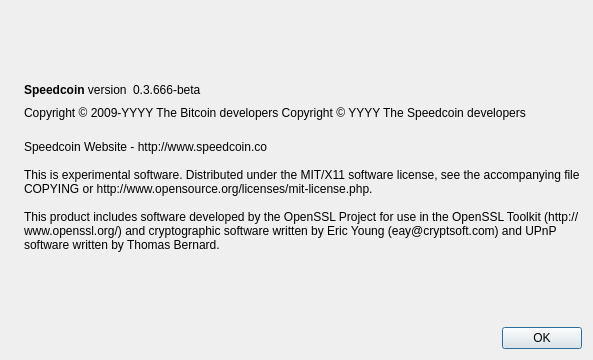
The window that src/qt/forms/aboutdialog.ui (spdcoin/Speedcoin) describes before a commit, drawn with Qt 5.
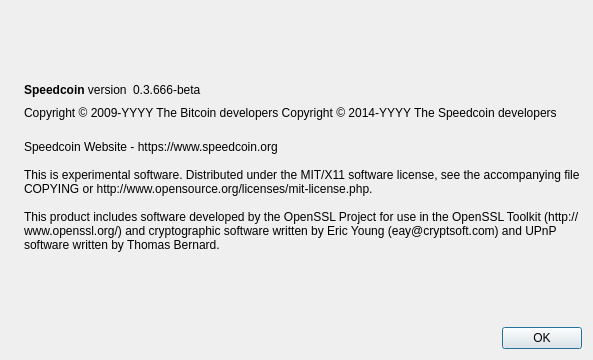
The same window after the commit. Icons and pictures are not drawn.

Diff of the .ui file:
```diff
--- a/src/qt/forms/aboutdialog.ui
+++ b/src/qt/forms/aboutdialog.ui
@@ -92,7 +92,7 @@
        </property>
        <property name="text">
         <string notr="true">Copyright &amp;copy; 2009-YYYY The Bitcoin developers
-Copyright &amp;copy; YYYY The Speedcoin developers</string>
+Copyright &amp;copy; 2014-YYYY The Speedcoin developers</string>
        </property>
        <property name="textFormat">
         <enum>Qt::RichText</enum>
@@ -109,7 +109,7 @@
        </property>
        <property name="text">
         <string>  
-Speedcoin Website - http://www.speedcoin.co
+Speedcoin Website - https://www.speedcoin.org
 
 This is experimental software. Distributed under the MIT/X11 software license, see the accompanying file COPYING or http://www.opensource.org/licenses/mit-license.php.
 
```
